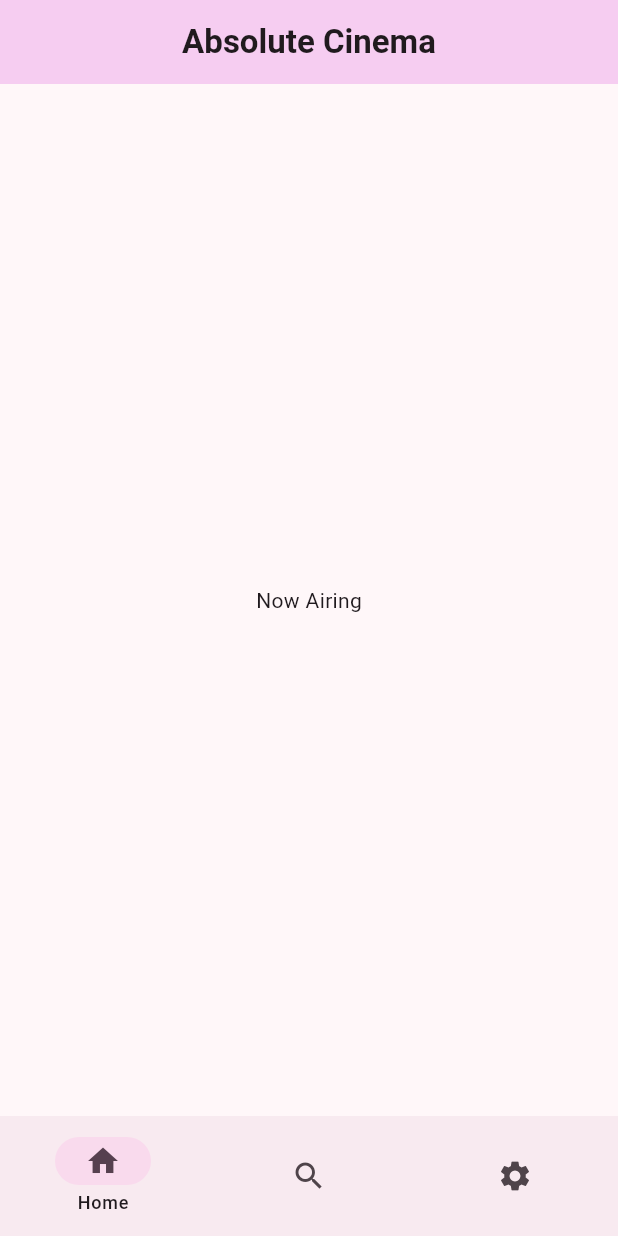
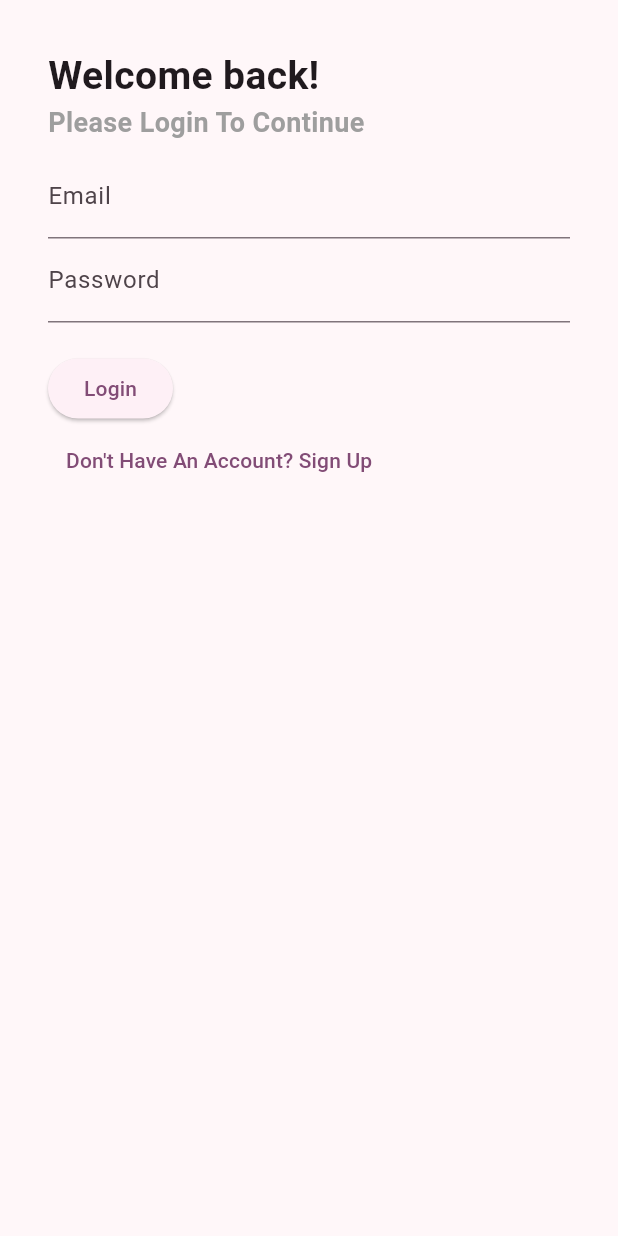
Before and after one commit to PHxii256/absolute-cinema, a Flutter app: the screen it shows after launch, on a phone screen of 412 x 824 dp. Run offline on Flutter 3.47's test engine with Material 3 defaults, Android fonts, the phone set to English and light mode, and no system bars; our stand-ins replace flutter_riverpod, supabase_flutter; missing offline and left inert: choice; accounts and stored records are empty.

Commit message:
Added Auth

```diff
--- /dev/null
+++ b/devtools_options.yaml
@@ -0,0 +1,3 @@
+description: This file stores settings for Dart & Flutter DevTools.
+documentation: https://docs.flutter.dev/tools/devtools/extensions#configure-extension-enablement-states
+extensions:
--- /dev/null
+++ b/lib/features/authentication/services/auth_gate.dart
@@ -0,0 +1,36 @@
+//Listens to Auth State Changes And Routes User to Appropriate page
+
+import 'package:flutter/material.dart';
+import 'package:flutter_application/features/home/view/pages/my_home_page.dart';
+import 'package:flutter_application/features/authentication/view/pages/login_page.dart';
+import 'package:supabase_flutter/supabase_flutter.dart';
+
+class AuthGate extends StatelessWidget {
+  const AuthGate({super.key});
+
+  @override
+  Widget build(BuildContext context) {
+    return StreamBuilder(
+      //listens to auth state changes
+      stream: Supabase.instance.client.auth.onAuthStateChange,
+      //builds the correct page for the current auth state
+      builder: (context, snapshot) {
+        if (snapshot.connectionState == ConnectionState.waiting) {
+          CircularProgressIndicator();
+        }
+        if (snapshot.connectionState == ConnectionState.waiting) {
+          return const Scaffold(body: Center(child: CircularProgressIndicator()));
+        }
+        if (snapshot.connectionState == ConnectionState.waiting) {
+          CircularProgressIndicator();
+        }
+        final session = snapshot.hasData ? snapshot.data!.session : null;
+        if (session != null) {
+          return MyHomePage(title: "Absolute Cinema");
+        } else {
+          return LoginPage();
+        }
+      },
+    );
+  }
+}
--- /dev/null
+++ b/lib/features/authentication/services/auth_service.dart
@@ -0,0 +1,23 @@
+import 'package:supabase_flutter/supabase_flutter.dart';
+
+class AuthService {
+  final SupabaseClient supabase = Supabase.instance.client;
+
+  Future<AuthResponse> signInWithEmailPassword(String email, String password) async {
+    return supabase.auth.signInWithPassword(email: email, password: password);
+  }
+
+  Future<AuthResponse> signUpWithEmailPassword(String email, String password) async {
+    return supabase.auth.signUp(email: email, password: password);
+  }
+
+  Future<void> signOut() async {
+    return supabase.auth.signOut();
+  }
+
+  String? getCurrentUserEmail() {
+    final session = supabase.auth.currentSession;
+    final user = session?.user;
+    return user?.id;
+  }
+}
--- /dev/null
+++ b/lib/features/authentication/view/pages/login_page.dart
@@ -0,0 +1,74 @@
+import 'package:flutter/material.dart';
+import 'package:flutter_application/features/authentication/view/pages/sign_up_page.dart';
+import 'package:flutter_application/features/authentication/services/auth_service.dart';
+
+class LoginPage extends StatefulWidget {
+  const LoginPage({super.key});
+
+  @override
+  State<LoginPage> createState() => _LoginPageState();
+}
+
+class _LoginPageState extends State<LoginPage> {
+  final authService = AuthService();
+  final emailController = TextEditingController();
+  final passwordController = TextEditingController();
+
+  void login() async {
+    final email = emailController.text;
+    final password = passwordController.text;
+
+    await authService
+        .signInWithEmailPassword(email, password)
+        .then(
+          (res) {
+            if (mounted) {
+              ScaffoldMessenger.of(
+                context,
+              ).showSnackBar(SnackBar(behavior: SnackBarBehavior.floating, content: Text("Successfuly Loged In")));
+            }
+          },
+          onError: (e) {
+            if (mounted) {
+              ScaffoldMessenger.of(
+                context,
+              ).showSnackBar(SnackBar(behavior: SnackBarBehavior.floating, content: Text("Error: $e")));
+            }
+          },
+        );
+  }
+
+  @override
+  Widget build(BuildContext context) {
+    return Scaffold(
+      body: Padding(
+        padding: const EdgeInsets.all(32),
+        child: Column(
+          crossAxisAlignment: CrossAxisAlignment.start,
+          children: [
+            Text("Welcome back!", style: TextStyle(fontWeight: FontWeight.bold, fontSize: 26)),
+            Text(
+              "Please Login To Continue",
+              style: TextStyle(fontWeight: FontWeight.bold, fontSize: 18, color: Colors.grey),
+            ),
+            SizedBox(height: 8),
+            TextField(controller: emailController, decoration: InputDecoration(label: Text("Email"))),
+            TextField(
+              controller: passwordController,
+              decoration: InputDecoration(label: Text("Password")),
+              obscureText: true,
+            ),
+            SizedBox(height: 20),
+            ElevatedButton(onPressed: login, child: Text("Login")),
+            TextButton(
+              onPressed: () {
+                Navigator.of(context).push(MaterialPageRoute(builder: (context) => const SignUpPage()));
+              },
+              child: Text("Don't Have An Account? Sign Up"),
+            ),
+          ],
+        ),
+      ),
+    );
+  }
+}
--- /dev/null
+++ b/lib/features/authentication/view/pages/sign_up_page.dart
@@ -0,0 +1,81 @@
+import 'package:flutter/material.dart';
+import 'package:flutter_application/features/authentication/services/auth_service.dart';
+
+class SignUpPage extends StatefulWidget {
+  const SignUpPage({super.key});
+
+  @override
+  State<SignUpPage> createState() => _SignUpPage();
+}
+
+class _SignUpPage extends State<SignUpPage> {
+  final authService = AuthService();
+  final emailController = TextEditingController();
+  final passwordController = TextEditingController();
+  final confirmPasswordController = TextEditingController();
+
+  void login() async {
+    final email = emailController.text;
+    final password = passwordController.text;
+    final confirmPassword = confirmPasswordController.text;
+
+    if (password != confirmPassword) {
+      ScaffoldMessenger.of(
+        context,
+      ).showSnackBar(SnackBar(behavior: SnackBarBehavior.floating, content: Text("Passwords Don't match")));
+      return;
+    }
+
+    await authService
+        .signUpWithEmailPassword(email, password)
+        .then(
+          (res) {
+            authService.signInWithEmailPassword(email, password);
+            if (mounted) {
+              Navigator.of(context).pop();
+              ScaffoldMessenger.of(context).showSnackBar(
+                SnackBar(behavior: SnackBarBehavior.floating, content: Text("Successfuly Created Account, Welcome!")),
+              );
+            }
+          },
+          onError: (e) {
+            if (mounted) {
+              ScaffoldMessenger.of(
+                context,
+              ).showSnackBar(SnackBar(behavior: SnackBarBehavior.floating, content: Text("Error: $e")));
+            }
+          },
+        );
+  }
+
+  @override
+  Widget build(BuildContext context) {
+    return Scaffold(
+      appBar: AppBar(title: Text("Sign Up", style: TextStyle(fontWeight: FontWeight.bold, fontSize: 26))),
+      body: ListView(
+        padding: EdgeInsets.all(24),
+        children: [
+          TextField(controller: emailController, decoration: InputDecoration(label: Text("Email"))),
+          TextField(
+            controller: passwordController,
+            decoration: InputDecoration(label: Text("Password")),
+            obscureText: true,
+          ),
+          TextField(
+            controller: confirmPasswordController,
+            decoration: InputDecoration(label: Text("Confirm Password")),
+            obscureText: true,
+          ),
+          SizedBox(height: 30),
+          ElevatedButton(onPressed: login, child: Text("Signup")),
+          TextButton(
+            onPressed: () {
+              Navigator.of(context).pop();
+            },
+            child: Text("Already Have An Account? Login"),
+          ),
+        ],
+      ),
+    );
+  }
+}
--- a/lib/main.dart
+++ b/lib/main.dart
@@ -1,67 +1,35 @@
 import 'package:flutter/material.dart';
-import 'package:flutter_application/features/search/view/pages/search_page.dart';
+import 'package:flutter_application/features/authentication/services/auth_gate.dart';
 import 'package:flutter_riverpod/flutter_riverpod.dart';
+import 'package:supabase_flutter/supabase_flutter.dart';
 
-void main() {
+void main() async {
+  WidgetsFlutterBinding.ensureInitialized();
+
+  await Supabase.initialize(
+    url: "https://bvquxsswjrznbrlcxrkk.supabase.co",
+    anonKey:
+        "eyJhbGciOiJIUzI1NiIsInR5cCI6IkpXVCJ9.eyJpc3MiOiJzdXBhYmFzZSIsInJlZiI6ImJ2cXV4c3N3anJ6bmJybGN4cmtrIiwicm9sZSI6ImFub24iLCJpYXQiOjE3NDE0MzM3NTgsImV4cCI6MjA1NzAwOTc1OH0.CR1jQiuBpVVjcYJZOkAH-0qxbx51mqe1jrtOCezZIpQ",
+  );
   runApp(ProviderScope(child: const MyApp()));
 }
 
-class MyApp extends StatelessWidget {
+final supabase = Supabase.instance.client;
+
+class MyApp extends StatefulWidget {
   const MyApp({super.key});
 
+  @override
+  State<MyApp> createState() => _MyAppState();
+}
+
+class _MyAppState extends State<MyApp> {
   @override
   Widget build(BuildContext context) {
     return MaterialApp(
       title: 'Absolute Cinema',
       theme: ThemeData(colorScheme: ColorScheme.fromSeed(seedColor: const Color.fromARGB(255, 195, 103, 176))),
-      home: const MyHomePage(title: 'Absolute Cinema'),
+      home: AuthGate(),
     );
   }
 }
-
-class MyHomePage extends StatefulWidget {
-  const MyHomePage({super.key, required this.title});
-  final String title;
-  @override
-  State<MyHomePage> createState() => _MyHomePageState();
-}
-
-class _MyHomePageState extends State<MyHomePage> {
-  int currentSelectedIndex = 0;
-
-  @override
-  Widget build(BuildContext context) {
-    return Scaffold(
-      appBar: AppBar(
-        backgroundColor: Color.fromARGB(255, 246, 205, 241),
-        title: Center(child: Text(widget.title, style: TextStyle(fontWeight: FontWeight.bold))),
-      ),
-      body: [NowAiring(), SearchPage(), Placeholder()][currentSelectedIndex],
-      bottomNavigationBar: NavigationBar(
-        selectedIndex: currentSelectedIndex,
-        onDestinationSelected: (index) {
-          setState(() {
-            currentSelectedIndex = index;
-          });
-        },
-        labelBehavior: NavigationDestinationLabelBehavior.onlyShowSelected,
-        destinations: [
-          NavigationDestination(icon: Icon(Icons.home), label: "Home"),
-          NavigationDestination(icon: Icon(Icons.search), label: "Search"),
-          NavigationDestination(icon: Icon(Icons.settings), label: "Settings"),
-        ],
-      ),
-    );
-  }
-}
-
-class NowAiring extends StatelessWidget {
-  const NowAiring({super.key});
-
-  @override
-  Widget build(BuildContext context) {
-    return Center(
-      child: Column(mainAxisAlignment: MainAxisAlignment.center, children: <Widget>[const Text('Now Airing')]),
-    );
-  }
-}
--- a/pubspec.yaml
+++ b/pubspec.yaml
@@ -2,7 +2,7 @@ name: flutter_application
 description: "A new Flutter project."
 # The following line prevents the package from being accidentally published to
 # pub.dev using `flutter pub publish`. This is preferred for private packages.
-publish_to: 'none' # Remove this line if you wish to publish to pub.dev
+publish_to: "none" # Remove this line if you wish to publish to pub.dev
 
 # The following defines the version and build number for your application.
 # A version number is three numbers separated by dots, like 1.2.43
@@ -40,6 +40,7 @@ dependencies:
   freezed_annotation: ^3.0.0
   json_annotation: ^4.9.0
   choice: ^2.3.2
+  supabase_flutter: ^2.8.4
 
 dev_dependencies:
   flutter_test:
@@ -63,7 +64,6 @@ dev_dependencies:
 
 # The following section is specific to Flutter packages.
 flutter:
-
   # The following line ensures that the Material Icons font is
   # included with your application, so that you can use the icons in
   # the material Icons class.
```
Also changed, not shown: lib/features/home/view/pages/my_home_page.dart (added, +40 -0 lines), lib/features/home/view/widgets/now_airing.dart (added, +12 -0 lines), lib/features/settings/view/pages/settings_page.dart (added, +23 -0 lines), lib/features/home/mock/movies.json (renamed from lib/mockdata/movies.json), pubspec.lock, 6 other files.
